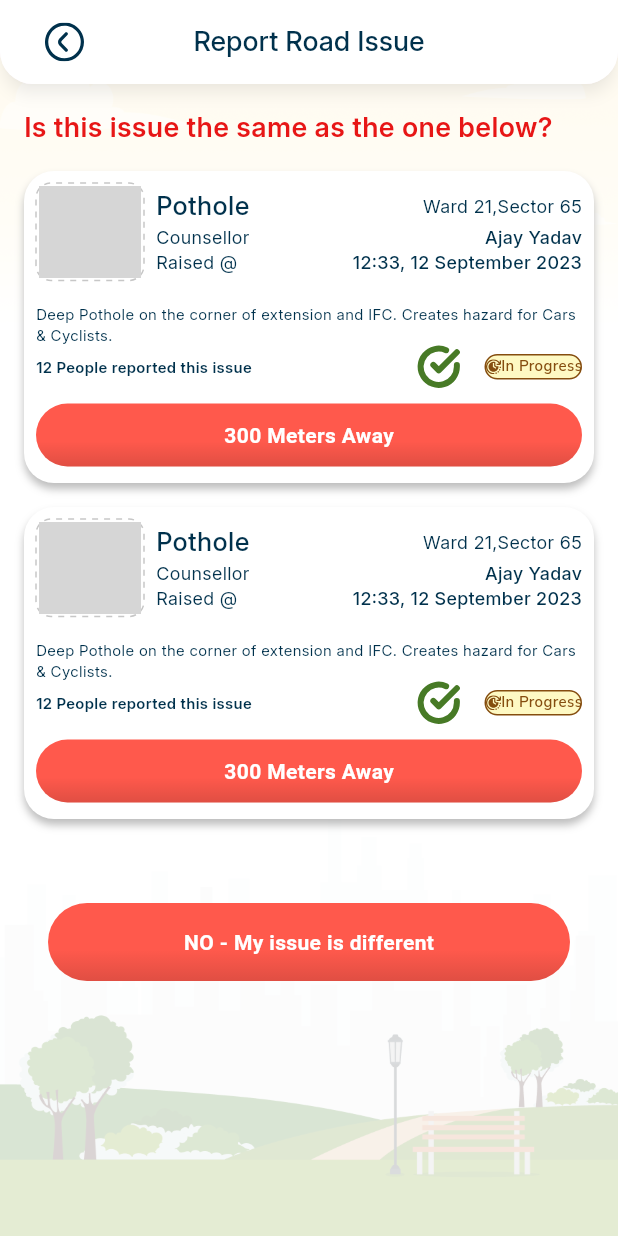
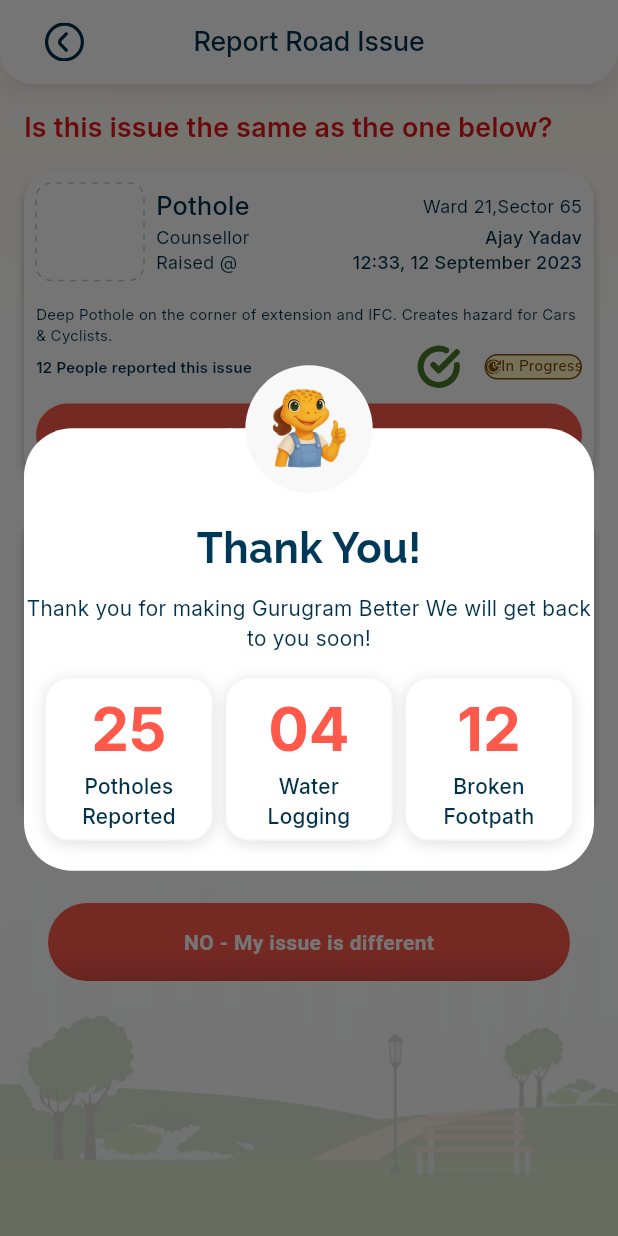
Before and after one commit to Sahil19058/GGRAM_ONLINE, a Flutter app: the IssueDetailScreen screen opened by its route, after a tap on "NO - My issue is different", on a phone screen of 412 x 824 dp. Run offline on Flutter 3.47's test engine with Material 3 defaults, Android fonts, the phone set to English and light mode, and no system bars; drawn by our look-alikes of dotted_border; our stand-ins replace audioplayers, camera, country_code_picker, country_picker, flutter_inset_shadow, flutter_keyboard_visibility and 8 more; missing offline and left inert: syncfusion_flutter_treemap; grey boxes are pictures that could not be loaded.

Commit message:
Add screen

```diff
--- a/lib/Routes/route.dart
+++ b/lib/Routes/route.dart
@@ -1,6 +1,7 @@
 import 'package:get/get.dart';
 import 'package:ggram_online/Routes/route_name.dart';
 import 'package:ggram_online/Screen/Add_issue/add_issue_binding/add_issue_binding.dart';
+import 'package:ggram_online/Screen/Add_issue/add_issue_binding/your_reported_issue_binding.dart';
 import 'package:ggram_online/Screen/Auth/auth_binding/introduction_binding.dart';
 import 'package:ggram_online/Screen/Auth/auth_binding/otp_binding.dart';
 import 'package:ggram_online/Screen/Auth/auth_binding/survey_binding.dart';
@@ -20,6 +21,7 @@ import '../Screen/Add_issue/add_issue_screen.dart';
 import '../Screen/Add_issue/issue_detail_screen.dart';
 import '../Screen/Add_issue/report_road_screen.dart';
 import '../Screen/Add_issue/upload_image_screen.dart';
+import '../Screen/Add_issue/your_reported_issue_screen.dart';
 import '../Screen/Auth/auth_binding/login_binding.dart';
 import '../Screen/Auth/auth_binding/support_binding.dart';
 import '../Screen/Auth/auth_screen/Introduction_screen.dart';
@@ -137,5 +139,10 @@ class AppRoute {
             page: () => const AddIssueScreen(),
             binding: AddIssueBinding()
         ),
+        GetPage(
+            name: RouteName.yourReportedIssueScreen,
+            page: () => const YourReportedIssueScreen(),
+            binding: YourReportedIssueBinding()
+        ),
       ];
 }
--- a/lib/Routes/route_name.dart
+++ b/lib/Routes/route_name.dart
@@ -19,5 +19,6 @@ class RouteName {
   static const String issueDetailScreen = '/IssueDetailScreen';
   static const String tellAboutScreen = '/TellAboutScreen';
   static const String addIssueScreen = '/AddIssueScreen';
+  static const String yourReportedIssueScreen = '/YourReportedIssueScreen';
 
 }
--- /dev/null
+++ b/lib/Screen/Add_issue/add_issue_binding/your_reported_issue_binding.dart
@@ -0,0 +1,12 @@
+import 'package:get/get.dart';
+
+import '../add_issue_controller/your_reported_issue_controller.dart';
+
+class YourReportedIssueBinding extends Bindings {
+  @override
+  void dependencies() {
+    // TODO: implement dependencies
+    Get.put(YourReportedIssueController());
+  }
+
+}
--- /dev/null
+++ b/lib/Screen/Add_issue/add_issue_controller/your_reported_issue_controller.dart
@@ -0,0 +1,5 @@
+import 'package:get/get_state_manager/src/simple/get_controllers.dart';
+
+class YourReportedIssueController extends GetxController {
+
+}
--- a/lib/Screen/Add_issue/issue_detail_screen.dart
+++ b/lib/Screen/Add_issue/issue_detail_screen.dart
@@ -3,6 +3,7 @@ import 'package:dotted_border/dotted_border.dart';
 import 'package:flutter/material.dart';
 import 'package:flutter_svg/flutter_svg.dart';
 import 'package:get/get.dart';
+import 'package:ggram_online/Routes/route_name.dart';
 import 'package:ggram_online/Theme/app_textstyle.dart';
 import 'package:ggram_online/Widgets/common_appbar.dart';
 import 'package:ggram_online/Widgets/common_button.dart';
@@ -34,7 +35,7 @@ class IssueDetailScreen extends GetView<IssueDetailController> {
           padding: const EdgeInsets.all(16),
           child: SingleChildScrollView(
             child: Column(
-              children: [_buildBody()],
+              children: [_buildBody(context)],
             ),
           ),
         ),
@@ -42,7 +43,7 @@ class IssueDetailScreen extends GetView<IssueDetailController> {
     );
   }
 
-  Widget _buildBody() {
+  Widget _buildBody(context) {
     return Column(
       crossAxisAlignment: CrossAxisAlignment.start,
       children: [
@@ -273,7 +274,33 @@ class IssueDetailScreen extends GetView<IssueDetailController> {
           child: InnerShadowButton(
             text: "NO - My issue is different",
             onPressed: () {
-              // Handle new issue submission
+              showDialog(
+                context: context,
+                barrierDismissible: false, // So user can't dismiss it manually
+                builder: (context) {
+                  // Close the dialog after 3 seconds
+                  Future.delayed(const Duration(seconds: 3), () {
+                    if (Navigator.of(context).canPop()) {
+                      Navigator.of(context).pop();
+                    }
+                    // Optional: navigate or do other action here
+                    Get.offAllNamed(RouteName.bottomNavBar);
+                  });
+
+                  return CustomCommonPopup(
+                    title: "Thank You!",
+                    subtitle: "Thank you for making Gurugram Better We will get back to you soon!",
+                    body: Row(
+                      mainAxisAlignment: MainAxisAlignment.spaceBetween,
+                      children: const [
+                        _InfoCard(count: "25", label: "Potholes\nReported"),
+                        _InfoCard(count: "04", label: "Water\nLogging"),
+                        _InfoCard(count: "12", label: "Broken\nFootpath"),
+                      ],
+                    ),
+                  );
+                },
+              );
             },
           ),
         ),
@@ -281,3 +308,62 @@ class IssueDetailScreen extends GetView<IssueDetailController> {
     );
   }
 }
+
+class _InfoCard extends StatelessWidget {
+  final String count;
+  final String label;
+
+  const _InfoCard({
+    required this.count,
+    required this.label,
+  });
+
+  @override
+  Widget build(BuildContext context) {
+    return Expanded(
+      child: Container(
+        padding: const EdgeInsets.symmetric(vertical: 5, horizontal: 10),
+        margin: const EdgeInsets.symmetric(horizontal: 4),
+        decoration: BoxDecoration(
+          color: Colors.white,
+          borderRadius: BorderRadius.circular(16),
+          border: Border.all(color: AppColor.outlineMinimal, width: 1),
+          boxShadow: const [
+            BoxShadow(
+              color: Colors.black12,
+              blurRadius: 8,
+              offset: Offset(0, 2),
+            ),
+          ],
+        ),
+        child: Column(
+          children: [
+            FittedBox(
+              fit: BoxFit.scaleDown,
+              child: Text(
+                count,
+                style: const TextStyle(
+                  color: AppColor.buttonColor,
+                  fontSize: 40,
+                  fontWeight: FontWeight.w700,
+                  fontFamily: 'Inter',
+                ),
+              ),
+            ),
+            // const SizedBox(height: 8),
+            Text(
+              label,
+              textAlign: TextAlign.center,
+              style: const TextStyle(
+                color: AppColor.textSecondary,
+                fontSize: 14,
+                fontWeight: FontWeight.w500,
+                fontFamily: 'Inter',
+              ),
+            ),
+          ],
+        ),
+      ),
+    );
+  }
+}
--- a/lib/Widgets/custom_popup.dart
+++ b/lib/Widgets/custom_popup.dart
@@ -10,9 +10,8 @@ class CustomCommonPopup extends StatelessWidget {
   final VoidCallback? onContinue;
   final bool showButton;
   final String buttonText;
-  final Widget? body; // 👈 Optional extra content widget
-  final String? imagePath; // 👈 Optional image path
-
+  final Widget? body;
+  final String? imagePath;
 
   const CustomCommonPopup({
     super.key,
@@ -21,8 +20,8 @@ class CustomCommonPopup extends StatelessWidget {
     this.onContinue,
     this.showButton = true,
     this.buttonText = "Continue",
-    this.body, // 👈 Assign in constructor
-    this.imagePath, // 👈 Assign in constructor
+    this.body,
+    this.imagePath,
   });
 
   @override
@@ -66,17 +65,18 @@ class CustomCommonPopup extends StatelessWidget {
                     if (body != null) ...[
                       const SizedBox(height: 16),
                       Padding(
-                        padding: const EdgeInsets.symmetric(horizontal: 24),
-                        child: body!,
+                        padding: const EdgeInsets.symmetric(horizontal: 10),
+                        child: body ?? SizedBox(),
                       ),
                     ],
-                    const SizedBox(height: 24),
                     if (showButton && onContinue != null)
+                      const SizedBox(height: 24),
+                    if (body == null)
                       Padding(
                         padding: const EdgeInsets.symmetric(horizontal: 24),
                         child: InnerShadowButton(
                           text: buttonText,
-                          onPressed: onContinue!,
+                          onPressed: onContinue ?? () {},
                         ),
                       ),
                     if (showButton) const SizedBox(height: 20),
```
Also changed, not shown: lib/Screen/Add_issue/your_reported_issue_screen.dart (added, +37 -0 lines), lib/Screen/Info/info_page_screen.dart (+6 -6 lines).
